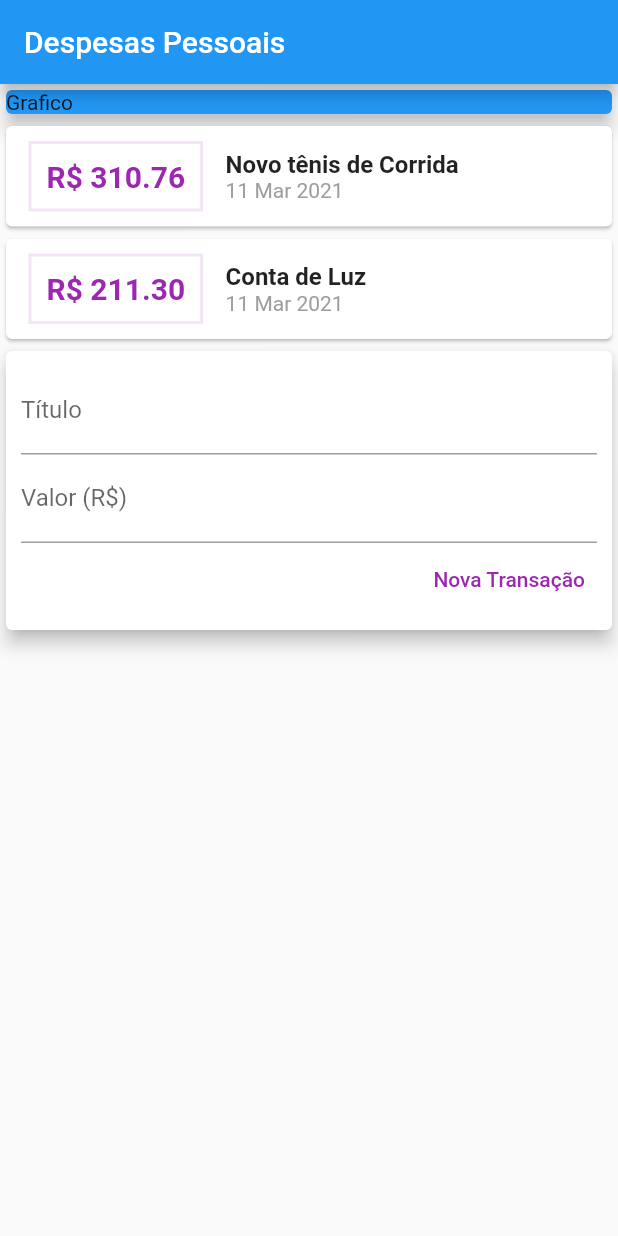
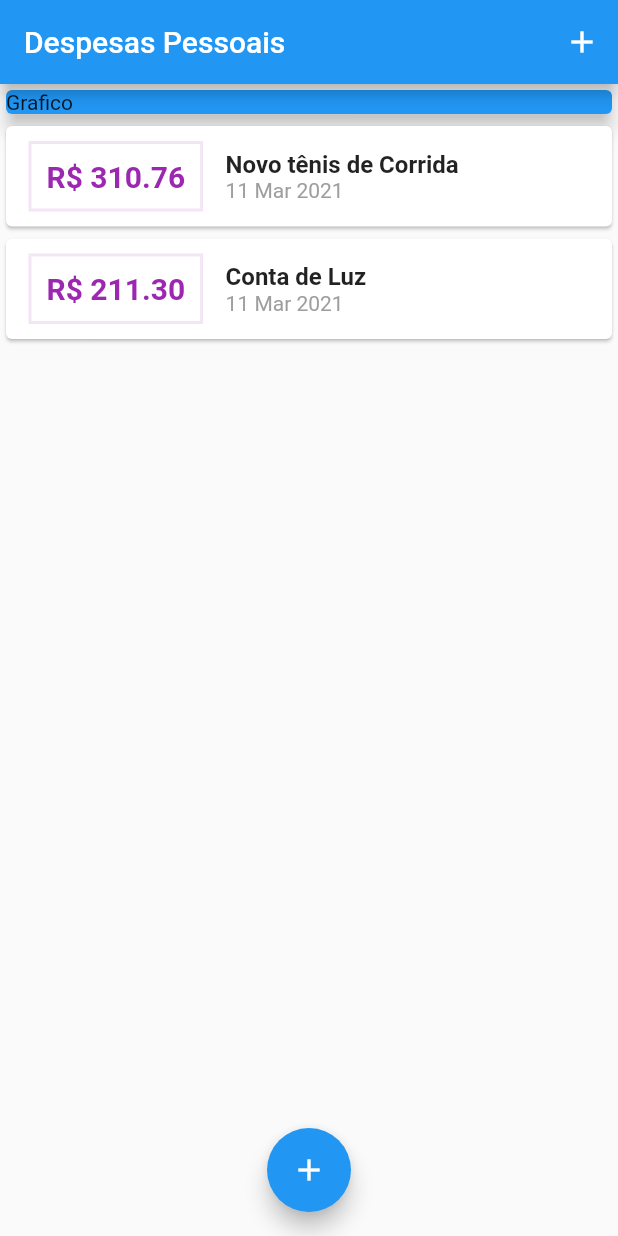
Before and after one commit to tiagomrluiz/Projetos_Flutters, a Flutter app: the screen it shows after launch, on a phone screen of 412 x 824 dp. Run offline on Flutter 3.47's test engine with Material 2 defaults, Android fonts, the phone set to English and light mode, and no system bars.

Commit message:
continuação do projeto

```diff
--- /dev/null
+++ b/expenses/lib/components/transaction_list.dart
@@ -0,0 +1,61 @@
+
+import 'package:flutter/material.dart';
+import 'package:intl/intl.dart';
+import '../models/transaction.dart';
+class TransactionList extends StatelessWidget {
+
+  final List<Transaction> transactions;
+
+
+  TransactionList(this.transactions);
+  @override
+  Widget build(BuildContext context) {
+    return Container(
+      height: 300,
+      child: ListView.builder(
+            itemCount: transactions.length,
+            itemBuilder: (ctx, index) {
+              final tr = transactions[index];
+              return Card(
+                  child: Row(
+                    children: [
+                      Container(
+                        margin: EdgeInsets.symmetric(
+                          horizontal: 15,
+                          vertical: 10
+                        ),
+                        decoration: BoxDecoration(
+                          border: Border.all(
+                            color: Colors.purple[50],
+                            width: 2,
+                          )
+                        ),
+                        padding: EdgeInsets.all(10),
+                        child: Text(
+                          'R\$ ${tr.value.toStringAsFixed(2)}',
+                        style: TextStyle(fontWeight: FontWeight.bold,
+                        fontSize: 20,
+                        color: Colors.purple),),
+                      ),
+                      Column(
+                        crossAxisAlignment: CrossAxisAlignment.start,
+                        children: [
+                          Text(tr.title,
+                          style: TextStyle(
+                            fontWeight: FontWeight.bold,
+                            fontSize: 16,
+                          ),),
+                          Text(DateFormat('d MMM y').format(tr.date) ,
+                          style: TextStyle(
+                            color: Colors.grey
+                          ),)
+                        ],
+                      )
+                    ],
+                  ),
+                );
+            },
+          ),
+    );
+  }
+}
--- a/expenses/lib/main.dart
+++ b/expenses/lib/main.dart
@@ -1,7 +1,11 @@
 
+import 'dart:math';
+import 'package:expenses/components/transaction_form.dart';
+import 'package:expenses/components/transaction_list.dart';
 import 'package:expenses/models/transaction.dart';
 import 'package:flutter/material.dart';
-import 'package:intl/intl.dart';
+
+
 main() => runApp(ExpensesApp());
 class ExpensesApp extends StatelessWidget {
   @override
@@ -10,7 +14,13 @@ class ExpensesApp extends StatelessWidget {
   }
 }
 
-class MyHomePage extends StatelessWidget {
+class MyHomePage extends StatefulWidget {
+
+  @override
+  _MyHomePageState createState() => _MyHomePageState();
+}
+
+class _MyHomePageState extends State<MyHomePage> {
     final _transactions = [
     Transaction(
       id: 't1',
@@ -26,14 +36,40 @@ class MyHomePage extends StatelessWidget {
     ),
   ];
 
+  _addTransaction(String title, double value){
+    final newTransaction = Transaction(
+    id: Random().nextDouble().toString(),
+    title: title,
+    value: value,
+    date: DateTime.now() );
+
+    setState(() {
+          _transactions.add(newTransaction);
+        });
+        Navigator.of(context).pop();
+  }
+
+  _openTransactionFormModal(BuildContext context) {
+    showModalBottomSheet(context: context,
+    builder: (_){
+      return TransactionForm(_addTransaction);
+    });
+  }
 
   @override
   Widget build(BuildContext context) {
     return Scaffold(
       appBar: AppBar(
         title: Text('Despesas Pessoais '),
+        actions: [
+          IconButton(
+            icon: Icon(Icons.add),
+            onPressed: () => _openTransactionFormModal(context),
           ),
-      body: Column(
+        ],
+      ),
+      body: SingleChildScrollView(
+        child: Column(
           crossAxisAlignment: CrossAxisAlignment.stretch,
           children: <Widget>[
             Container(
@@ -44,80 +80,15 @@ class MyHomePage extends StatelessWidget {
                 elevation: 5,
               ),
             ),
-          Column(
-            children: _transactions.map((tr) {
-              return Card(
-                child: Row(
-                  children: [
-                    Container(
-                      margin: EdgeInsets.symmetric(
-                        horizontal: 15,
-                        vertical: 10
-                      ),
-                      decoration: BoxDecoration(
-                        border: Border.all(
-                          color: Colors.purple[50],
-                          width: 2,
-                        )
-                      ),
-                      padding: EdgeInsets.all(10),
-                      child: Text(
-                        'R\$ ${tr.value.toStringAsFixed(2)}',
-                      style: TextStyle(fontWeight: FontWeight.bold,
-                      fontSize: 20,
-                      color: Colors.purple),),
-                    ),
-                    Column(
-                      crossAxisAlignment: CrossAxisAlignment.start,
-                      children: [
-                        Text(tr.title,
-                        style: TextStyle(
-                          fontWeight: FontWeight.bold,
-                          fontSize: 16,
-                        ),),
-                        Text(DateFormat('d MMM y').format(tr.date) ,
-                        style: TextStyle(
-                          color: Colors.grey
-                        ),)
-                      ],
-                    )
-                  ],
-                ),
-              );
-            }).toList(),
-          ),
-          Card(
-            elevation: 5,
-            child: Padding(
-              padding: const EdgeInsets.all(10.0),
-              child: Column(
-                children: [
-                  TextField(
-                    decoration: InputDecoration(
-                      labelText: 'Título'
-                    ),
-                  ),
-                  TextField(
-                    decoration: InputDecoration(
-                      labelText: 'Valor (R\$)'
-                    )
-                  ),
-                  Row(
-                    mainAxisAlignment: MainAxisAlignment.end,
-                    children: [
-                      TextButton(
-                        onPressed: (){},
-                        child: Text('Nova Transação',
-                        style: TextStyle(color: Colors.purple),)
-                      ),
-                    ],
-                  )
+        TransactionList(_transactions),
           ],
         ),
       ),
-          )
-        ],
-      )
+      floatingActionButton: FloatingActionButton(
+        child: Icon(Icons.add),
+        onPressed: () => _openTransactionFormModal(context),
+      ),
+      floatingActionButtonLocation: FloatingActionButtonLocation.centerFloat,
     );
   }
 }
```
Also changed, not shown: expenses/lib/components/transaction_form.dart (added, +69 -0 lines). Lines whose indentation alone changed are shown as unchanged.
